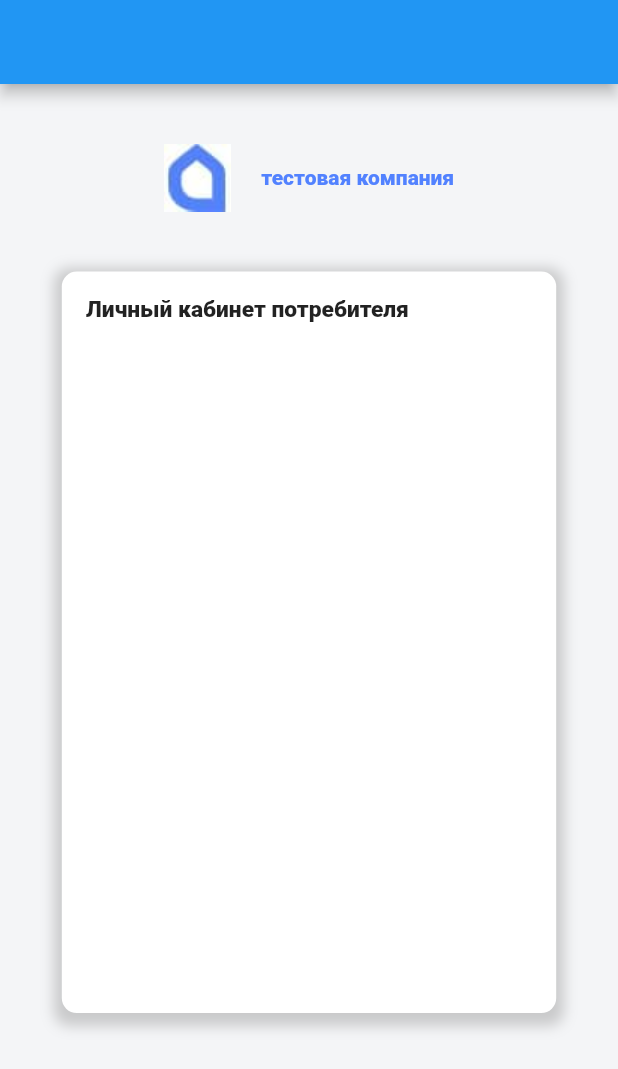
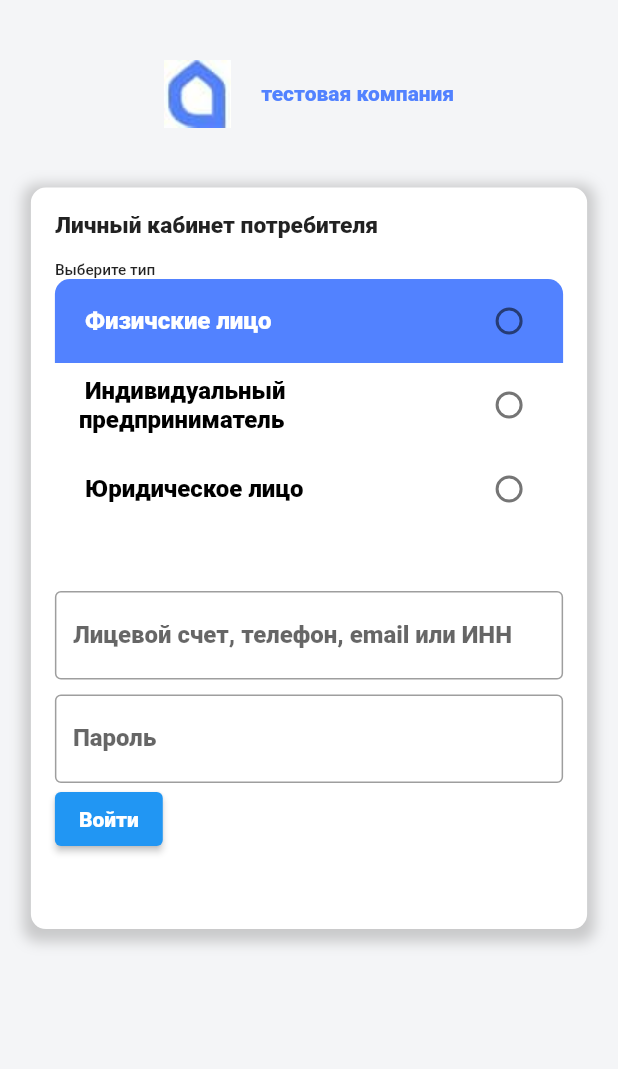
Before and after one commit to JesterVZ/Conres_App, a Flutter app: the screen it shows after launch, on a phone screen of 412 x 824 dp. Shown: the top 1069 px of the screen. Run offline on Flutter 3.47's test engine with Material 2 defaults, Android fonts, the phone set to English and light mode, and no system bars; statements that could not run were skipped.

Commit message:
first form

```diff
--- a/lib/custom_elements/custom_radio.dart
+++ b/lib/custom_elements/custom_radio.dart
@@ -8,53 +8,3 @@ class GroupModel {
 
   GroupModel({required this.text, required this.index, required this.selected});
 }
-
-class CustomRadio extends StatefulWidget {
-  const CustomRadio({Key? key}) : super(key: key);
-
-  @override
-  _CustomRadio createState() => _CustomRadio();
-}
-
-class _CustomRadio extends State<CustomRadio>{
-  List<GroupModel> _group = [
-    GroupModel(text: "Andorid", index: 1, selected: true),
-    GroupModel(text: "IOS", index: 2, selected: false),
-    GroupModel(text: "Flutter", index: 3, selected: false),
-  ];
-  @override
-  void initState() {
-
-  }
-
-  Widget makeRadioTiles(){
-    late List<Widget> list;
-    for(int i = 0; i < _group.length; i++){
-      list.add(Container(margin: const EdgeInsets.only(top: 5, bottom: 5),
-        decoration: BoxDecoration(
-            color: _group[i].selected ? Colors.purple : Colors.green,
-            borderRadius: BorderRadius.all(
-                Radius.circular(10.0) //         <--- border radius here
-            )),
-      child: RadioListTile(
-        value: _group[i].index,
-          selected: _group[i].selected,
-    onChanged: (val) {
-      setState(() {
-        for (int i = 0; i < _group.length; i++) {
-          _group[i].selected = false;
-        }
-        _value2 = val;
-        _group[i].selected = true;
-      });
-    },
-      ),))
-    }
-  }
-
-  @override
-  Widget build(BuildContext context) {
-    return
-  }
-
-}
--- a/lib/login/login.dart
+++ b/lib/login/login.dart
@@ -2,6 +2,7 @@ import 'package:flutter/cupertino.dart';
 import 'package:flutter/material.dart';
 
 import '../consts.dart';
+import '../custom_elements/custom_radio.dart';
 
 class LoginPage extends StatefulWidget {
   @override
@@ -9,16 +10,63 @@ class LoginPage extends StatefulWidget {
 }
 
 class _LoginPage extends State<LoginPage> {
+  TextEditingController lkController = TextEditingController();
+  TextEditingController passwordController = TextEditingController();
+  int _value2 = 0;
+  final List<GroupModel> _group = [
+    GroupModel(text: "Физичские лицо", index: 1, selected: true),
+    GroupModel(text: "Индивидуальный предприниматель", index: 2, selected: false),
+    GroupModel(text: "Юридическое лицо", index: 3, selected: false),
+  ];
+  Widget makeRadioTiles() {
+    List<Widget> list = [];
+    for (int i = 0; i < _group.length; i++) {
+      list.add(Container(
+        decoration: BoxDecoration(
+            color: _group[i].selected ? colorMain : Colors.white,
+            borderRadius: (i == 0) ? const BorderRadius.only(topLeft: Radius.circular(10), topRight: Radius.circular(10))
+                : (i == 2) ? const BorderRadius.only(bottomLeft: Radius.circular(10), bottomRight: Radius.circular(10)) : BorderRadius.circular(0)),
+        child: RadioListTile(
+          value: _group[i].index,
+          groupValue: _value2,
+          selected: _group[i].selected,
+          onChanged: (val){
+            setState(() {
+              for (int i = 0; i < _group.length; i++) {
+                _group[i].selected = false;
+              }
+              _value2 = val as int;
+              _group[i].selected = true;
+            });
+          },
+          activeColor: Colors.white,
+          controlAffinity: ListTileControlAffinity.trailing,
+          title: Text(
+            ' ${_group[i].text}',
+            style: TextStyle(
+                color: _group[i].selected ? Colors.white : Colors.black,
+                ),
+          ),
+        ),
+      ));
+    }
+    Container container = Container(
+      child: Column(
+        children: list,
+      ),
+    );
+    return container;
+
+  }
   @override
   Widget build(BuildContext context) {
     return Scaffold(
-        appBar: AppBar(),
         body: Container(
           padding: const EdgeInsets.fromLTRB(0, 40.0, 0, 0),
           child: Column(
             children: [
               Container(
-                margin: EdgeInsets.fromLTRB(0, 0, 0, 40),
+                margin: const EdgeInsets.fromLTRB(0, 0, 0, 40),
                 child: Row(
                   mainAxisAlignment: MainAxisAlignment.center,
                   children: [
@@ -33,9 +81,8 @@ class _LoginPage extends State<LoginPage> {
                   ],
                 ),
               ),
-
               SizedBox(
-                width: MediaQuery.of(context).size.width * 0.8,
+                width: MediaQuery.of(context).size.width * 0.9,
                 height: MediaQuery.of(context).size.width * 1.2,
                 child: DecoratedBox(
                   decoration: BoxDecoration(
@@ -46,11 +93,59 @@ class _LoginPage extends State<LoginPage> {
                     crossAxisAlignment: CrossAxisAlignment.start,
 
                     children: [
+                      Container(
+                        margin: const EdgeInsets.fromLTRB(0, 0, 0, 15),
+                        child: Text(
+                          lkTitle,
+                          style: const TextStyle(
+                              fontSize: 15.2, fontFamily: 'Roboto'),
+                        ),
+                      ),
+
                       Text(
-                        lkTitle,
+                        lkChooseType,
                         style: const TextStyle(
-                            fontSize: 15.2, fontFamily: 'Roboto'),
+                            fontSize: 10.2,
+                          fontFamily: 'Roboto-Medium'
+                        ),
                       ),
+                      Container(
+                        margin: const EdgeInsets.fromLTRB(0, 0, 0, 40),
+                        child: makeRadioTiles(),
+                      ),
+                      Container(
+                        margin: const EdgeInsets.fromLTRB(0, 0, 0, 10),
+                        child: TextField(
+                          controller: lkController,
+                          decoration: const InputDecoration(
+                            border: OutlineInputBorder(),
+                            labelText: 'Лицевой счет, телефон, email или ИНН',
+                          ),
+
+                        ),
+                      ),
+
+                      TextField(
+                        controller: passwordController,
+                        decoration: const InputDecoration(
+                          border: OutlineInputBorder(),
+                          labelText: 'Пароль',
+                        ),
+
+                      ),
+                      Column(
+                          mainAxisAlignment: MainAxisAlignment.center,
+                          crossAxisAlignment: CrossAxisAlignment.center,
+                        children: [
+                          ElevatedButton(
+                              onPressed: (){},
+                              child: Text("Войти"),
+                              style: ElevatedButton.styleFrom(
+                                minimumSize: Size.fromHeight(40),
+                                co
+                              ))
+                        ],
+                      )
 
                     ],
                   ),)
--- a/pubspec.yaml
+++ b/pubspec.yaml
@@ -73,6 +73,12 @@ flutter:
   # list giving the asset and other descriptors for the font. For
   # example:
   fonts:
+   - family: Roboto-Medium
+     fonts:
+       - asset: fonts/Roboto-Medium.ttf
+   - family: Roboto-Light
+     fonts:
+       - asset: fonts/Roboto-Light.ttf
    - family: Roboto
      fonts:
        - asset: fonts/Roboto-Black.ttf
```
Also changed, not shown: pubspec.lock, 1 other file.
